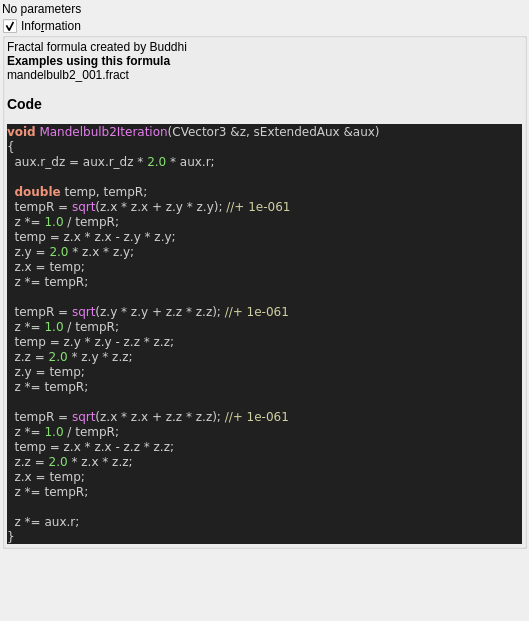
Old version of the form mandelbulber2/formula/ui/fractal_mandelbulb2.ui in the repository buddhi1980/mandelbulber2.
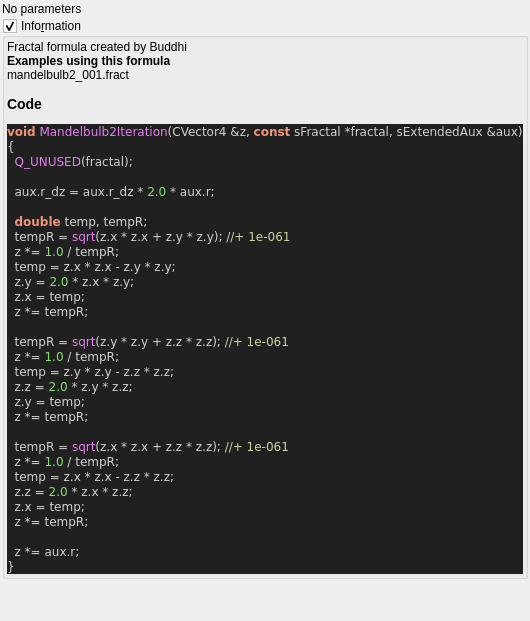
New version of the form. Custom widgets are drawn as their Qt base class.

The edit to the form file:
```diff
--- a/mandelbulber2/formula/ui/fractal_mandelbulb2.ui
+++ b/mandelbulber2/formula/ui/fractal_mandelbulb2.ui
@@ -70,8 +70,10 @@
 &lt;/table&gt;
 &lt;br&gt;&lt;b&gt;Examples using this formula&lt;/b&gt;&lt;br&gt;mandelbulb2_001.fract&lt;h3&gt;Code&lt;/h3&gt;
 &lt;body style=&quot;background-color:#202020&quot;&gt;
-&lt;pre style=&quot;color:#d0d0d0; background-color:#202020;  font-family:'Courier New',monospace;&quot;&gt;&lt;span style=&quot;color:#f09479; font-weight:bold&quot;&gt;void&lt;/span&gt; &lt;span style=&quot;color:#e47eed&quot;&gt;Mandelbulb2Iteration&lt;/span&gt;&lt;span style=&quot;color:#d0d0d0&quot;&gt;(&lt;/span&gt;CVector3 &lt;span style=&quot;color:#d0d0d0&quot;&gt;&amp;amp;&lt;/span&gt;z&lt;span style=&quot;color:#d0d0d0&quot;&gt;,&lt;/span&gt; sExtendedAux &lt;span style=&quot;color:#d0d0d0&quot;&gt;&amp;amp;&lt;/span&gt;aux&lt;span style=&quot;color:#d0d0d0&quot;&gt;)&lt;/span&gt;
+&lt;pre style=&quot;color:#d0d0d0; background-color:#202020;  font-family:'Courier New',monospace;&quot;&gt;&lt;span style=&quot;color:#f09479; font-weight:bold&quot;&gt;void&lt;/span&gt; &lt;span style=&quot;color:#e47eed&quot;&gt;Mandelbulb2Iteration&lt;/span&gt;&lt;span style=&quot;color:#d0d0d0&quot;&gt;(&lt;/span&gt;CVector4 &lt;span style=&quot;color:#d0d0d0&quot;&gt;&amp;amp;&lt;/span&gt;z&lt;span style=&quot;color:#d0d0d0&quot;&gt;,&lt;/span&gt; &lt;span style=&quot;color:#f09479; font-weight:bold&quot;&gt;const&lt;/span&gt; sFractal &lt;span style=&quot;color:#d0d0d0&quot;&gt;*&lt;/span&gt;fractal&lt;span style=&quot;color:#d0d0d0&quot;&gt;,&lt;/span&gt; sExtendedAux &lt;span style=&quot;color:#d0d0d0&quot;&gt;&amp;amp;&lt;/span&gt;aux&lt;span style=&quot;color:#d0d0d0&quot;&gt;)&lt;/span&gt;
 &lt;span style=&quot;color:#d0d0d0&quot;&gt;{&lt;/span&gt;
+  &lt;span style=&quot;color:#e47eed&quot;&gt;Q_UNUSED&lt;/span&gt;&lt;span style=&quot;color:#d0d0d0&quot;&gt;(&lt;/span&gt;fractal&lt;span style=&quot;color:#d0d0d0&quot;&gt;);&lt;/span&gt;
+
   aux&lt;span style=&quot;color:#d0d0d0&quot;&gt;.&lt;/span&gt;r_dz &lt;span style=&quot;color:#d0d0d0&quot;&gt;=&lt;/span&gt; aux&lt;span style=&quot;color:#d0d0d0&quot;&gt;.&lt;/span&gt;r_dz &lt;span style=&quot;color:#d0d0d0&quot;&gt;*&lt;/span&gt; &lt;span style=&quot;color:#87df71&quot;&gt;2.0&lt;/span&gt; &lt;span style=&quot;color:#d0d0d0&quot;&gt;*&lt;/span&gt; aux&lt;span style=&quot;color:#d0d0d0&quot;&gt;.&lt;/span&gt;r&lt;span style=&quot;color:#d0d0d0&quot;&gt;;&lt;/span&gt;
 
   &lt;span style=&quot;color:#f09479; font-weight:bold&quot;&gt;double&lt;/span&gt; temp&lt;span style=&quot;color:#d0d0d0&quot;&gt;,&lt;/span&gt; tempR&lt;span style=&quot;color:#d0d0d0&quot;&gt;;&lt;/span&gt;
```
